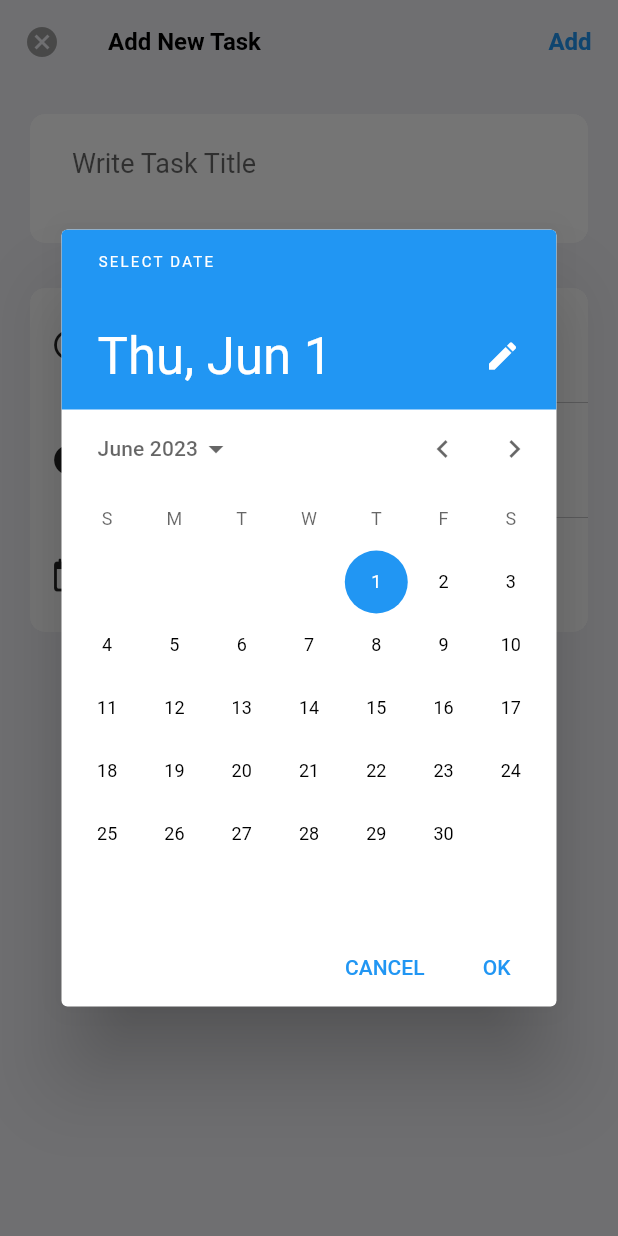
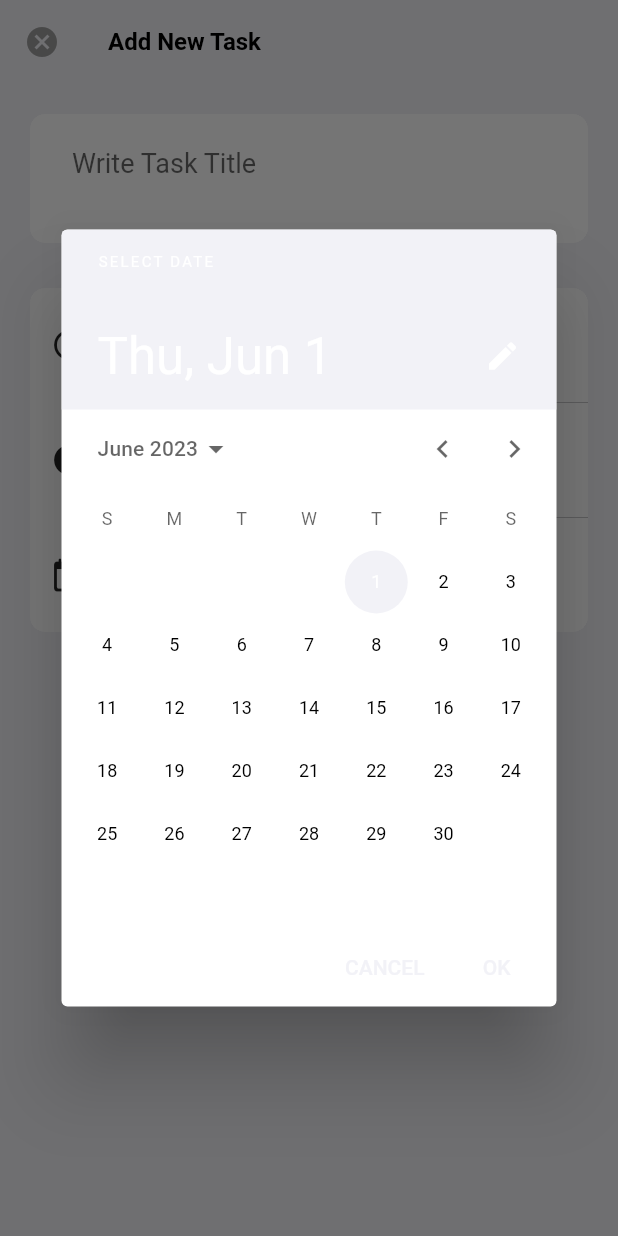
Before and after one commit to tomasbaran/today, a Flutter app: the AddNewTaskSheet screen opened directly, after a tap on "Date", on a phone screen of 412 x 824 dp. Run offline on Flutter 3.47's test engine with Material 2 defaults, Android fonts, the phone set to English and light mode, and no system bars; our stand-ins replace cloud_firestore, firebase_auth, firebase_core, flutter_signin_button, font_awesome_flutter, get_it and 4 more; missing offline and left inert: extension_google_sign_in_as_googleapis_auth, googleapis; accounts and stored records are empty; network calls fail.

Commit message:
Refactor Theme

```diff
--- a/lib/main.dart
+++ b/lib/main.dart
@@ -1,6 +1,5 @@
 import 'dart:developer';
 
-import 'package:firebase_auth/firebase_auth.dart';
 import 'package:firebase_core/firebase_core.dart';
 import 'package:flutter/material.dart';
 import 'package:modal_bottom_sheet/modal_bottom_sheet.dart';
@@ -8,6 +7,7 @@ import 'package:today/screens/tasks_screen/tasks_screen.dart';
 import 'package:today/services/auth.dart';
 import 'package:today/services/service_locator.dart';
 import 'screens/login_screen.dart';
+import 'style/theme.dart';
 
 void main() async {
   WidgetsFlutterBinding.ensureInitialized();
@@ -41,6 +41,7 @@ class TodayApp extends StatelessWidget {
   @override
   Widget build(BuildContext context) {
     return MaterialApp(
+      theme: AppTheme.light,
       title: 'Today',
       // home: Auth().uid == null ? LoginScreen() : const TasksScreen(),
       // onGenerateRoute (instead of home) is necessary for the showCupertinoModalBottomSheet to animate and shrink the background when adding a new task
--- a/lib/screens/tasks_screen/tasks_screen.dart
+++ b/lib/screens/tasks_screen/tasks_screen.dart
@@ -35,7 +35,7 @@ class _TasksScreenState extends State<TasksScreen> {
             ),
           );
         },
-        label: const Text('+ Add task'),
+        label: const Text('+ Add task', style: fabTextStyle),
       ),
       body: NestedScrollView(
         controller: parentScrollController,
@@ -44,7 +44,6 @@ class _TasksScreenState extends State<TasksScreen> {
             SliverOverlapAbsorber(
               handle: NestedScrollView.sliverOverlapAbsorberHandleFor(context),
               sliver: const SliverAppBar(
-                backgroundColor: kBackgroundColor,
                 pinned: true,
                 expandedHeight: expandedAppBarHeight,
                 flexibleSpace: SliverAppBarWidget(),
--- /dev/null
+++ b/lib/style/theme.dart
@@ -0,0 +1,21 @@
+import 'package:flutter/material.dart';
+import 'package:today/style/style_constants.dart';
+
+class AppTheme {
+  static ThemeData light = ThemeData(
+    primaryColor: Colors.red,
+    highlightColor: Colors.yellow,
+    scaffoldBackgroundColor: kBackgroundColor,
+    colorScheme: const ColorScheme.light(
+      primary: kBackgroundColor,
+      secondary: kDefaultHighlightColor,
+    ),
+    textTheme: const TextTheme(
+      labelLarge: TextStyle(color: Colors.white),
+    ),
+  );
+
+  static ThemeData dark = ThemeData(
+    primaryColor: Colors.black,
+  );
+}
--- a/lib/widgets/add_new_task_sheet.dart
+++ b/lib/widgets/add_new_task_sheet.dart
@@ -23,9 +23,7 @@ class _AddNewTaskSheetState extends State<AddNewTaskSheet> {
   @override
   Widget build(BuildContext context) {
     return Scaffold(
-      backgroundColor: kBackgroundColor,
       appBar: AppBar(
-        backgroundColor: kBackgroundColor,
         shadowColor: Colors.transparent,
         leading: IconButton(
           onPressed: () => Navigator.pop(context),
--- a/lib/widgets/collapsed_app_bar.dart
+++ b/lib/widgets/collapsed_app_bar.dart
@@ -11,7 +11,6 @@ class CollapsedAppBar extends StatelessWidget {
   Widget build(BuildContext context) {
     final tasksScreenManager = getIt<TasksScreenManager>();
     return AppBar(
-      backgroundColor: kBackgroundColor,
       shadowColor: Colors.transparent,
       centerTitle: true,
       title: ValueListenableBuilder(
--- a/lib/widgets/tasks_container.dart
+++ b/lib/widgets/tasks_container.dart
@@ -71,7 +71,6 @@ class TasksContainer extends StatelessWidget {
   Widget build(BuildContext context) {
     ScrollDirection? scrollDirection;
     return Scaffold(
-      backgroundColor: kBackgroundColor,
       body: Padding(
         padding: const EdgeInsets.only(top: kToolbarHeight + 3),
         child: NotificationListener<UserScrollNotification>(
```
Also changed, not shown: lib/style/style_constants.dart (+7 -0 lines).
